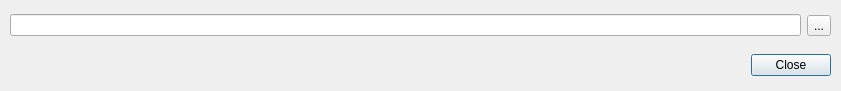
Before: the Qt Designer form src/gui/ui/privatekeysdialog.ui in cryptonotefoundation/cryptonotewallet, drawn with Qt 5.
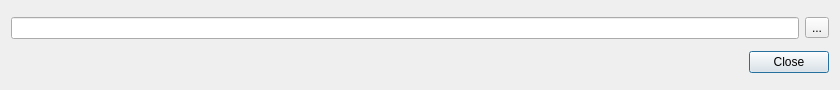
After: the same form once the commit is applied. Icons and pictures are not drawn.

```diff
--- a/src/gui/ui/privatekeysdialog.ui
+++ b/src/gui/ui/privatekeysdialog.ui
@@ -6,10 +6,22 @@
    <rect>
     <x>0</x>
     <y>0</y>
-    <width>841</width>
-    <height>91</height>
+    <width>840</width>
+    <height>90</height>
    </rect>
   </property>
+  <property name="minimumSize">
+   <size>
+    <width>600</width>
+    <height>90</height>
+   </size>
+  </property>
+  <property name="maximumSize">
+   <size>
+    <width>16777215</width>
+    <height>90</height>
+   </size>
+  </property>
   <property name="windowTitle">
    <string>Private Key</string>
   </property>
@@ -17,15 +29,29 @@
    <iconset resource="../../resources.qrc">
     <normaloff>:/images/cryptonote</normaloff>:/images/cryptonote</iconset>
   </property>
-  <widget class="QWidget" name="horizontalLayoutWidget">
-   <property name="geometry">
-    <rect>
-     <x>10</x>
-     <y>50</y>
-     <width>821</width>
-     <height>31</height>
-    </rect>
-   </property>
+  <layout class="QVBoxLayout" name="verticalLayout">
+   <item>
+    <layout class="QHBoxLayout" name="horizontalLayout_3">
+     <property name="topMargin">
+      <number>0</number>
+     </property>
+     <item>
+      <widget class="QLineEdit" name="m_privateKeyEdit"/>
+     </item>
+     <item>
+      <widget class="QToolButton" name="m_copyPrivateKeyButton">
+       <property name="text">
+        <string>...</string>
+       </property>
+       <property name="icon">
+        <iconset resource="../../resources.qrc">
+         <normaloff>:/icons/copy</normaloff>:/icons/copy</iconset>
+       </property>
+      </widget>
+     </item>
+    </layout>
+   </item>
+   <item>
    <layout class="QHBoxLayout" name="horizontalLayout">
     <item>
      <spacer name="horizontalSpacer">
@@ -48,36 +74,8 @@
      </widget>
     </item>
    </layout>
-  </widget>
-  <widget class="QWidget" name="layoutWidget">
-   <property name="geometry">
-    <rect>
-     <x>10</x>
-     <y>10</y>
-     <width>821</width>
-     <height>31</height>
-    </rect>
-   </property>
-   <layout class="QHBoxLayout" name="horizontalLayout_3">
-    <property name="topMargin">
-     <number>0</number>
-    </property>
-    <item>
-     <widget class="QLineEdit" name="m_privateKeyEdit"/>
-    </item>
-    <item>
-     <widget class="QToolButton" name="m_copyPrivateKeyButton">
-      <property name="text">
-       <string>...</string>
-      </property>
-      <property name="icon">
-       <iconset resource="../../resources.qrc">
-        <normaloff>:/icons/copy</normaloff>:/icons/copy</iconset>
-      </property>
-     </widget>
-    </item>
-   </layout>
-  </widget>
+   </item>
+  </layout>
  </widget>
  <resources>
   <include location="../../resources.qrc"/>
```
Lines whose indentation alone changed are shown as unchanged.
